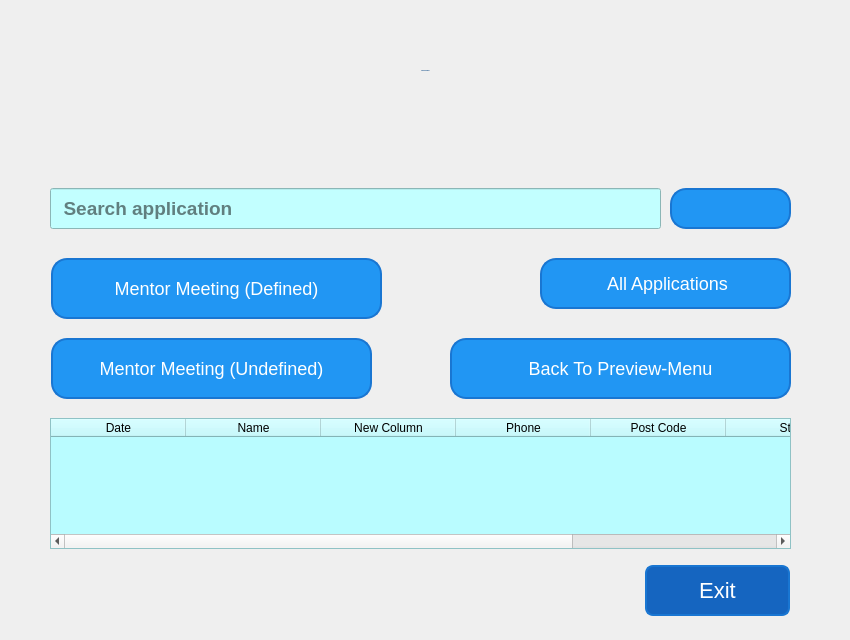
Before: the Qt Designer form Customer Relationship Management/ui folders/application.ui in Harriery/my-python-projects, drawn with Qt 5.
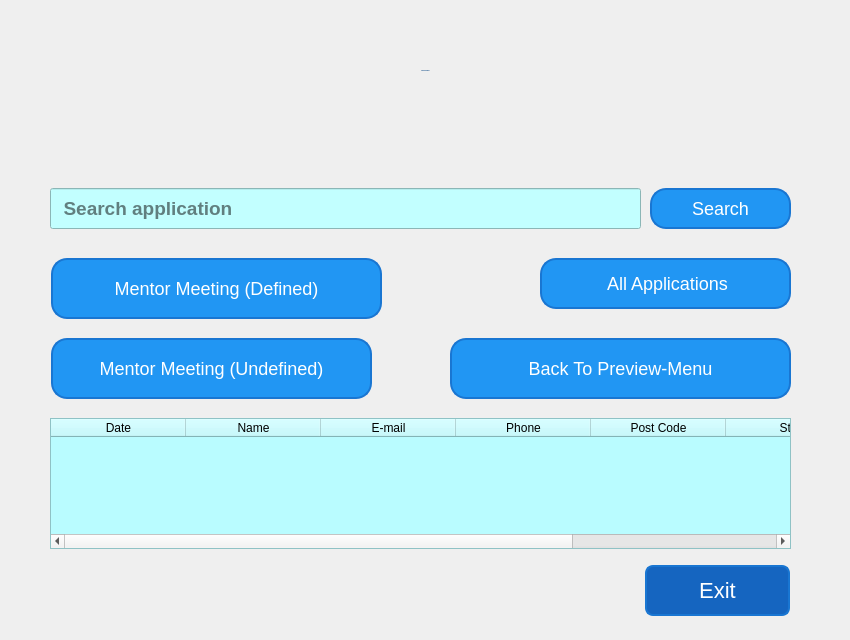
After: the same form once the commit is applied. Icons and pictures are not drawn.

Patch:
```diff
--- a/Customer Relationship Management/ui folders/application.ui
+++ b/Customer Relationship Management/ui folders/application.ui
@@ -65,7 +65,7 @@
     <rect>
      <x>50</x>
      <y>188</y>
-     <width>611</width>
+     <width>591</width>
      <height>41</height>
     </rect>
    </property>
@@ -123,7 +123,7 @@
    </column>
    <column>
     <property name="text">
-     <string>New Column</string>
+     <string>E-mail</string>
     </property>
    </column>
    <column>
@@ -213,14 +213,14 @@
   <widget class="QPushButton" name="applications_search_button">
    <property name="geometry">
     <rect>
-     <x>670</x>
+     <x>650</x>
      <y>188</y>
-     <width>121</width>
+     <width>141</width>
      <height>41</height>
     </rect>
    </property>
    <property name="text">
-    <string/>
+    <string>Search</string>
    </property>
    <property name="icon">
     <iconset resource="icons.qrc.qrc">
```
